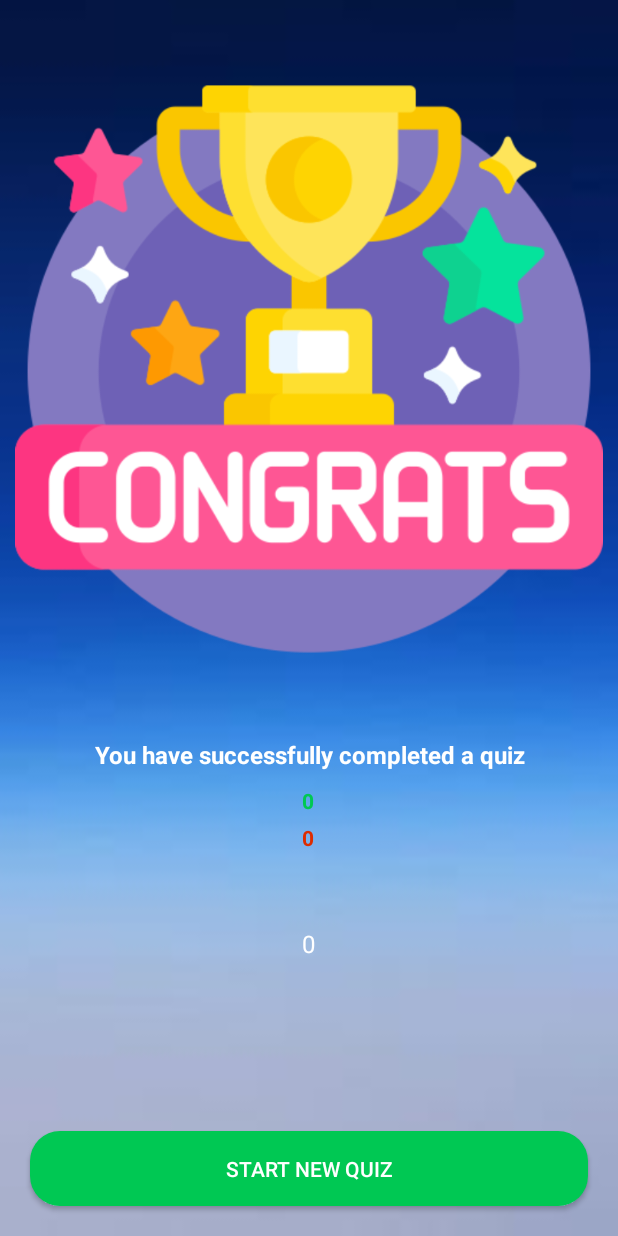
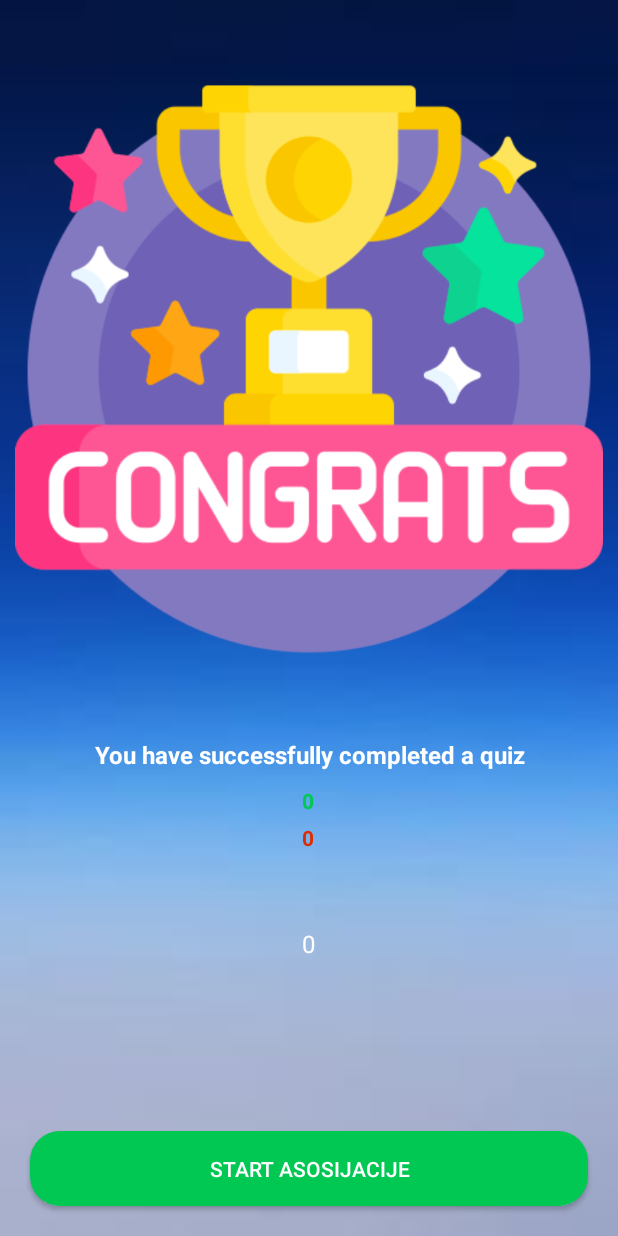
Before and after one commit to DejanJovovic/android-game, an Android app: the KoZnaZnaResults screen opened directly, with no data from a screen before it, on a phone screen of 412 x 824 dp. Run offline under Robolectric (Android 15) with nearby library versions, the phone set to English and light mode, and no system bars.

Commit message:
igre se pokrecu po redosledu u specifikaciji

```diff
--- a/AndroidQuiz/app/src/main/AndroidManifest.xml
+++ b/AndroidQuiz/app/src/main/AndroidManifest.xml
@@ -14,6 +14,12 @@
         android:theme="@style/Theme.AndroidQuiz"
         tools:targetApi="31">
         <activity
+            android:name=".AsosijacijeResults"
+            android:exported="false" />
+        <activity
+            android:name=".KorakPoKorakResults"
+            android:exported="false" />
+        <activity
             android:name=".KorakPoKorakActivity"
             android:exported="false" />
         <activity
@@ -23,7 +29,7 @@
             android:name=".KoZnaZnaActivity"
             android:exported="false" />
         <activity
-            android:name=".QuizResults"
+            android:name=".KoZnaZnaResults"
             android:exported="false" />
         <activity
             android:name=".MojBroj"
--- a/AndroidQuiz/app/src/main/java/com/example/androidquiz/AsosijacijeActivity.java
+++ b/AndroidQuiz/app/src/main/java/com/example/androidquiz/AsosijacijeActivity.java
@@ -304,6 +304,9 @@ public class AsosijacijeActivity extends AppCompatActivity {
             konacno.setBackgroundResource(R.drawable.round_green_reveal);
 
             Toast.makeText(getApplicationContext(), "Osvojiili ste ", Toast.LENGTH_LONG).show();
+            Intent intent = new Intent(AsosijacijeActivity.this, AsosijacijeResults.class);
+            startActivity(intent);
+
 
         }
         else {
--- a/AndroidQuiz/app/src/main/java/com/example/androidquiz/KoZnaZnaActivity.java
+++ b/AndroidQuiz/app/src/main/java/com/example/androidquiz/KoZnaZnaActivity.java
@@ -267,7 +267,7 @@ public class KoZnaZnaActivity extends AppCompatActivity {
 
         }
         else {
-            Intent intent = new Intent(KoZnaZnaActivity.this, QuizResults.class);
+            Intent intent = new Intent(KoZnaZnaActivity.this, KoZnaZnaResults.class);
             intent.putExtra("correct", getCorrectAnswers());
             intent.putExtra("incorrect", getInCorrectAnswers());
             intent.putExtra("score", getTotalScore());
@@ -293,7 +293,7 @@ public class KoZnaZnaActivity extends AppCompatActivity {
 
                     Toast.makeText(KoZnaZnaActivity.this, "Time over!", Toast.LENGTH_SHORT).show();
 
-                    Intent intent = new Intent(KoZnaZnaActivity.this, QuizResults.class);
+                    Intent intent = new Intent(KoZnaZnaActivity.this, KoZnaZnaResults.class);
                     intent.putExtra("correct", getCorrectAnswers());
                     intent.putExtra("incorrect", getInCorrectAnswers());
                     intent.putExtra("score", getTotalScore());
--- a/AndroidQuiz/app/src/main/java/com/example/androidquiz/QuizResults.java
+++ b/AndroidQuiz/app/src/main/java/com/example/androidquiz/KoZnaZnaResults.java
@@ -4,19 +4,16 @@ import androidx.appcompat.app.AppCompatActivity;
 import androidx.appcompat.widget.AppCompatButton;
 
 import android.content.Intent;
-import android.content.SharedPreferences;
 import android.os.Bundle;
 import android.view.View;
 import android.widget.TextView;
 
-import org.w3c.dom.Text;
-
-public class QuizResults extends AppCompatActivity {
+public class KoZnaZnaResults extends AppCompatActivity {
 
     @Override
     protected void onCreate(Bundle savedInstanceState) {
         super.onCreate(savedInstanceState);
-        setContentView(R.layout.activity_quiz_results);
+        setContentView(R.layout.activity_ko_zna_zna_results);
 
         final AppCompatButton startNewBtn = findViewById(R.id.startNewQuizBtn);
         final TextView correctAnswer = findViewById(R.id.correctAnswers);
@@ -37,7 +34,7 @@ public class QuizResults extends AppCompatActivity {
         startNewBtn.setOnClickListener(new View.OnClickListener() {
             @Override
             public void onClick(View view) {
-                startActivity(new Intent(QuizResults.this, Games.class));
+                startActivity(new Intent(KoZnaZnaResults.this, AsosijacijeActivity.class));
                 finish();
             }
         });
@@ -46,7 +43,7 @@ public class QuizResults extends AppCompatActivity {
 
     @Override
     public void onBackPressed() {
-        startActivity(new Intent(QuizResults.this, Games.class));
+        startActivity(new Intent(KoZnaZnaResults.this, Games.class));
         finish();
     }
 }
--- a/AndroidQuiz/app/src/main/java/com/example/androidquiz/KorakPoKorakActivity.java
+++ b/AndroidQuiz/app/src/main/java/com/example/androidquiz/KorakPoKorakActivity.java
@@ -182,6 +182,9 @@ public class KorakPoKorakActivity extends AppCompatActivity {
 
             Toast.makeText(getApplicationContext(), "Osvojiili ste " + score + "poena", Toast.LENGTH_LONG).show();
 
+            Intent intent = new Intent(KorakPoKorakActivity.this, KorakPoKorakResults.class);
+            startActivity(intent);
+
         }
         else {
             Toast.makeText(getApplicationContext(), "Netacan odgovor", Toast.LENGTH_SHORT).show();
--- a/AndroidQuiz/app/src/main/res/layout/activity_quiz_results.xml
+++ b/AndroidQuiz/app/src/main/res/layout/activity_asosijacije_results.xml
@@ -5,10 +5,10 @@
     android:layout_width="match_parent"
     android:layout_height="match_parent"
     android:background="@drawable/background"
-    tools:context=".QuizResults">
+    tools:context=".AsosijacijeResults">
 
     <ImageView
-        android:id="@+id/congratulationsIcon"
+        android:id="@+id/congratulationsIconAsosijacije"
         android:layout_width="match_parent"
         android:layout_height="wrap_content"
         android:layout_marginStart="10dp"
@@ -20,12 +20,12 @@
     </ImageView>
 
     <TextView
-        android:id="@+id/successTextView"
+        android:id="@+id/successTextViewAsosijacije"
         android:layout_width="match_parent"
         android:layout_height="wrap_content"
         android:layout_marginTop="50dp"
         android:gravity="center"
-        android:layout_below="@+id/congratulationsIcon"
+        android:layout_below="@+id/congratulationsIconAsosijacije"
         android:text="You have successfully completed a quiz"
         android:textColor="#FFFFFF"
         android:textStyle="bold"
@@ -34,7 +34,7 @@
     </TextView>
 
     <LinearLayout
-        android:layout_below="@id/successTextView"
+        android:layout_below="@id/successTextViewAsosijacije"
         android:layout_marginTop="10dp"
         android:layout_width="wrap_content"
         android:layout_height="wrap_content"
@@ -42,28 +42,7 @@
         android:layout_centerHorizontal="true">
 
         <TextView
-            android:layout_width="wrap_content"
-            android:layout_height="wrap_content"
-            android:id="@+id/correctAnswers"
-            android:textColor="#00C853"
-            android:textStyle="bold"
-            android:text="Correct Answer: 0">
-
-        </TextView>
-
-        <TextView
-            android:layout_width="wrap_content"
-            android:layout_height="wrap_content"
-            android:id="@+id/incorrectAnswers"
-            android:layout_marginTop="5dp"
-            android:textColor="#DD2C00"
-            android:textStyle="bold"
-            android:text="Wrong Answers: 0">
-
-        </TextView>
-
-        <TextView
-            android:id="@+id/totalScore"
+            android:id="@+id/totalScoreAsosijacije"
             android:layout_width="wrap_content"
             android:layout_height="wrap_content"
             android:layout_marginTop="50dp"
@@ -76,10 +55,10 @@
     </LinearLayout>
 
     <androidx.appcompat.widget.AppCompatButton
-        android:id="@+id/startNewQuizBtn"
+        android:id="@+id/startNewQuizBtnAsosijacije"
         android:layout_width="match_parent"
         android:layout_height="50dp"
-        android:text="Start New Quiz"
+        android:text="Start Korak Po Korak "
         android:textColor="#FFFFFF"
         android:background="@drawable/round_green"
         android:layout_alignParentBottom="true"
@@ -87,5 +66,4 @@
 
     </androidx.appcompat.widget.AppCompatButton>
 
-
 </RelativeLayout>
--- /dev/null
+++ b/AndroidQuiz/app/src/main/res/layout/activity_ko_zna_zna_results.xml
@@ -0,0 +1,91 @@
+<?xml version="1.0" encoding="utf-8"?>
+<RelativeLayout xmlns:android="http://schemas.android.com/apk/res/android"
+    xmlns:app="http://schemas.android.com/apk/res-auto"
+    xmlns:tools="http://schemas.android.com/tools"
+    android:layout_width="match_parent"
+    android:layout_height="match_parent"
+    android:background="@drawable/background"
+    tools:context=".KoZnaZnaResults">
+
+    <ImageView
+        android:id="@+id/congratulationsIcon"
+        android:layout_width="match_parent"
+        android:layout_height="wrap_content"
+        android:layout_marginStart="10dp"
+        android:layout_marginEnd="10dp"
+        android:layout_marginTop="50dp"
+        android:adjustViewBounds="true"
+        android:src="@drawable/congratulation">
+
+    </ImageView>
+
+    <TextView
+        android:id="@+id/successTextView"
+        android:layout_width="match_parent"
+        android:layout_height="wrap_content"
+        android:layout_marginTop="50dp"
+        android:gravity="center"
+        android:layout_below="@+id/congratulationsIcon"
+        android:text="You have successfully completed a quiz"
+        android:textColor="#FFFFFF"
+        android:textStyle="bold"
+        android:textSize="16sp">
+
+    </TextView>
+
+    <LinearLayout
+        android:layout_below="@id/successTextView"
+        android:layout_marginTop="10dp"
+        android:layout_width="wrap_content"
+        android:layout_height="wrap_content"
+        android:orientation="vertical"
+        android:layout_centerHorizontal="true">
+
+        <TextView
+            android:layout_width="wrap_content"
+            android:layout_height="wrap_content"
+            android:id="@+id/correctAnswers"
+            android:textColor="#00C853"
+            android:textStyle="bold"
+            android:text="Correct Answer: 0">
+
+        </TextView>
+
+        <TextView
+            android:layout_width="wrap_content"
+            android:layout_height="wrap_content"
+            android:id="@+id/incorrectAnswers"
+            android:layout_marginTop="5dp"
+            android:textColor="#DD2C00"
+            android:textStyle="bold"
+            android:text="Wrong Answers: 0">
+
+        </TextView>
+
+        <TextView
+            android:id="@+id/totalScore"
+            android:layout_width="wrap_content"
+            android:layout_height="wrap_content"
+            android:layout_marginTop="50dp"
+            android:textColor="@color/white"
+            android:textSize="16sp">
+
+        </TextView>
+
+
+    </LinearLayout>
+
+    <androidx.appcompat.widget.AppCompatButton
+        android:id="@+id/startNewQuizBtn"
+        android:layout_width="match_parent"
+        android:layout_height="50dp"
+        android:text="Start Asosijacije"
+        android:textColor="#FFFFFF"
+        android:background="@drawable/round_green"
+        android:layout_alignParentBottom="true"
+        android:layout_margin="20dp">
+
+    </androidx.appcompat.widget.AppCompatButton>
+
+
+</RelativeLayout>
```
Also changed, not shown: AndroidQuiz/app/src/main/java/com/example/androidquiz/AsosijacijeResults.java (added, +41 -0 lines), AndroidQuiz/app/src/main/java/com/example/androidquiz/KorakPoKorakResults.java (added, +41 -0 lines), AndroidQuiz/app/src/main/res/layout/activity_korak_po_korak_results.xml (added, +72 -0 lines).
